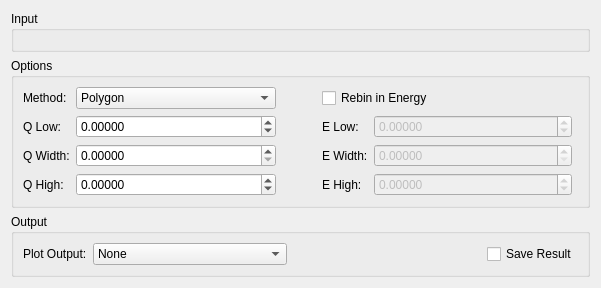
Old version of the form MantidQt/CustomInterfaces/inc/MantidQtCustomInterfaces/Indirect/IndirectSqw.ui in the repository mantidproject/mantid.
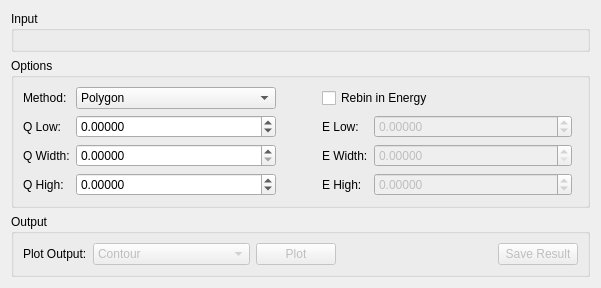
New version of the form. Custom widgets are drawn as their Qt base class.

Diff of the .ui file:
```diff
--- a/MantidQt/CustomInterfaces/inc/MantidQtCustomInterfaces/Indirect/IndirectSqw.ui
+++ b/MantidQt/CustomInterfaces/inc/MantidQtCustomInterfaces/Indirect/IndirectSqw.ui
@@ -412,6 +412,9 @@
       </item>
       <item>
        <widget class="QComboBox" name="cbPlotType">
+        <property name="enabled">
+         <bool>false</bool>
+        </property>
         <property name="sizePolicy">
          <sizepolicy hsizetype="MinimumExpanding" vsizetype="Fixed">
           <horstretch>0</horstretch>
@@ -424,11 +427,6 @@
           <height>0</height>
          </size>
         </property>
-        <item>
-         <property name="text">
-          <string>None</string>
-         </property>
-        </item>
         <item>
          <property name="text">
           <string>Contour</string>
@@ -441,6 +439,16 @@
         </item>
        </widget>
       </item>
+      <item>
+       <widget class="QPushButton" name="pbPlot">
+        <property name="enabled">
+         <bool>false</bool>
+        </property>
+        <property name="text">
+         <string>Plot</string>
+        </property>
+       </widget>
+      </item>
       <item>
        <spacer name="horizontalSpacer_1">
         <property name="orientation">
@@ -455,7 +463,10 @@
        </spacer>
       </item>
       <item>
-       <widget class="QCheckBox" name="ckSave">
+       <widget class="QPushButton" name="pbSave">
+        <property name="enabled">
+         <bool>false</bool>
+        </property>
         <property name="text">
          <string>Save Result</string>
         </property>
```
Left out of the diff: 2 changed lines with no effect on the pictures.
